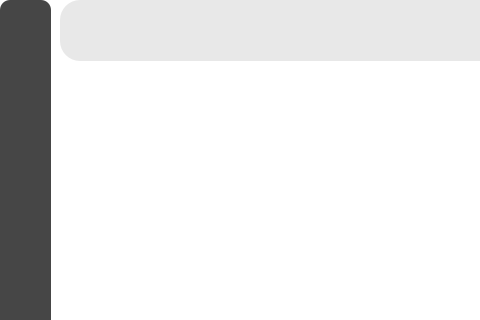
xbinh47/PTA_TungNam_DaiKhang, file ui/main.ui: the form before one commit; both pictures show x 0 to 480 and y 0 to 320 of the 900 by 650 pixel window.
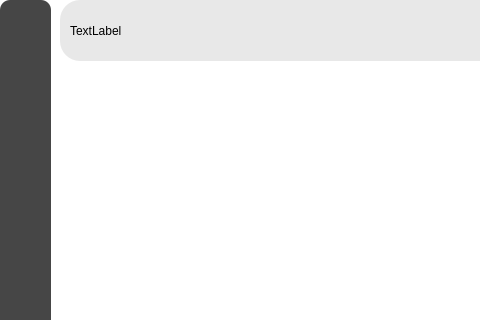
The form after the commit. Icons and pictures are not drawn.

The edit to the form file:
```diff
--- a/ui/main.ui
+++ b/ui/main.ui
@@ -136,6 +136,22 @@
       <string>Help?</string>
      </property>
     </widget>
+    <widget class="QLabel" name="txtUsername">
+     <property name="geometry">
+      <rect>
+       <x>10</x>
+       <y>20</y>
+       <width>101</width>
+       <height>21</height>
+      </rect>
+     </property>
+     <property name="styleSheet">
+      <string notr="true">font: 700 10pt &quot;Segoe UI&quot;;</string>
+     </property>
+     <property name="text">
+      <string>TextLabel</string>
+     </property>
+    </widget>
    </widget>
    <widget class="QWidget" name="SideBar" native="true">
     <property name="geometry">
```
Left out of the diff: 57 changed lines with no effect on the pictures.
